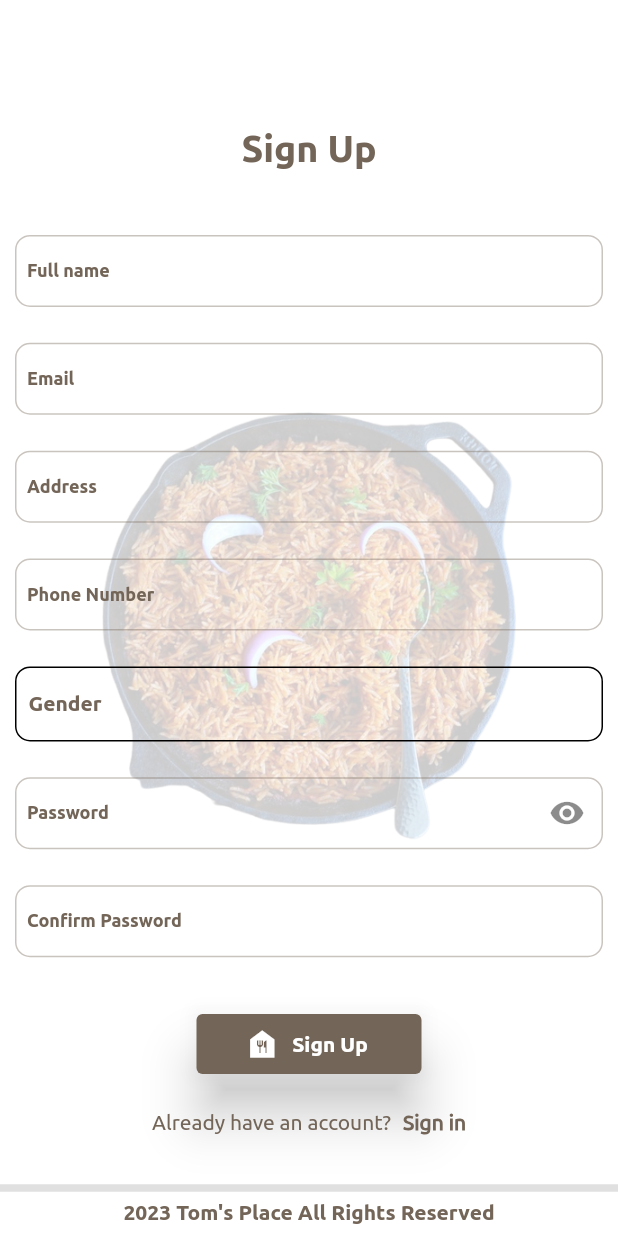
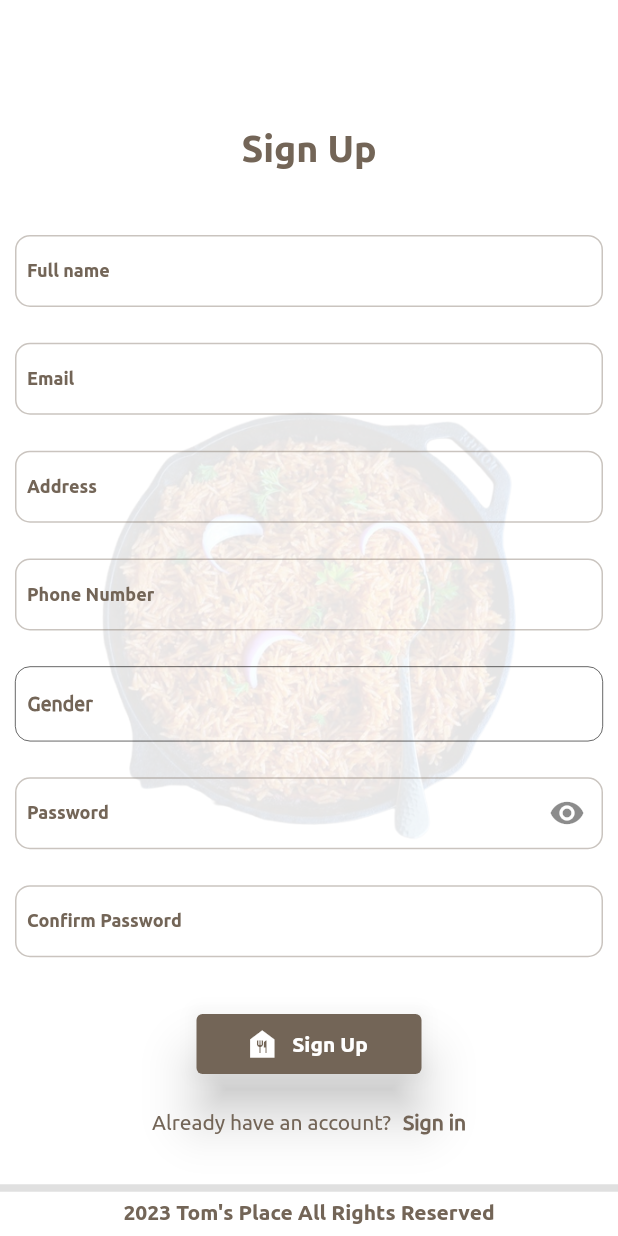
Before and after one commit to Ambrosekol/toms_palace, a Flutter app: the SignUp screen opened directly, on a phone screen of 412 x 824 dp. Run offline on Flutter 3.47's test engine with Material 2 defaults, Android fonts, the phone set to English and light mode, and no system bars; project files that could hold a hidden picture were left out.

Commit message:
added features

```diff
--- a/lib/ui/signin.dart
+++ b/lib/ui/signin.dart
@@ -62,7 +62,7 @@ class _SignInState extends State<SignIn> {
             alignment: Alignment.center,
             children: [
               Opacity(
-                opacity: 0.2,
+                opacity: 0.1,
                 child: Image.asset(
                   imageLocation(imageName: 'Food welcome image.png'),
                   width: 300.0,
--- a/lib/ui/signup.dart
+++ b/lib/ui/signup.dart
@@ -18,7 +18,7 @@ class _SignUpState extends State<SignUp> {
   late TextEditingController phoneController;
   String gender = 'Gender';
   //
-  bool obscurePwd = false;
+  bool obscurePwd = true;
 
   //
   void viewPassword() {
@@ -71,7 +71,7 @@ class _SignUpState extends State<SignUp> {
             alignment: Alignment.center,
             children: [
               Opacity(
-                opacity: 0.2,
+                opacity: 0.1,
                 child: Image.asset(
                   imageLocation(imageName: 'Food welcome image.png'),
                   width: 300.0,
@@ -134,7 +134,7 @@ class _SignUpState extends State<SignUp> {
                             height: 50.0,
                             width: size.width,
                             decoration: BoxDecoration(
-                              border: Border.all(width: 1.0),
+                              border: Border.all(width: 0.4),
                               borderRadius: BorderRadius.circular(10.0),
                             ),
                             child: Padding(
@@ -143,7 +143,12 @@ class _SignUpState extends State<SignUp> {
                                 alignment: Alignment.centerLeft,
                                 child: Text(
                                   gender,
-                                  style: Theme.of(context).textTheme.bodyMedium,
+                                  style: Theme.of(context)
+                                      .textTheme
+                                      .bodySmall!
+                                      .copyWith(
+                                          fontSize: 13,
+                                          fontWeight: FontWeight.bold),
                                 ),
                               ),
                             ),
```
